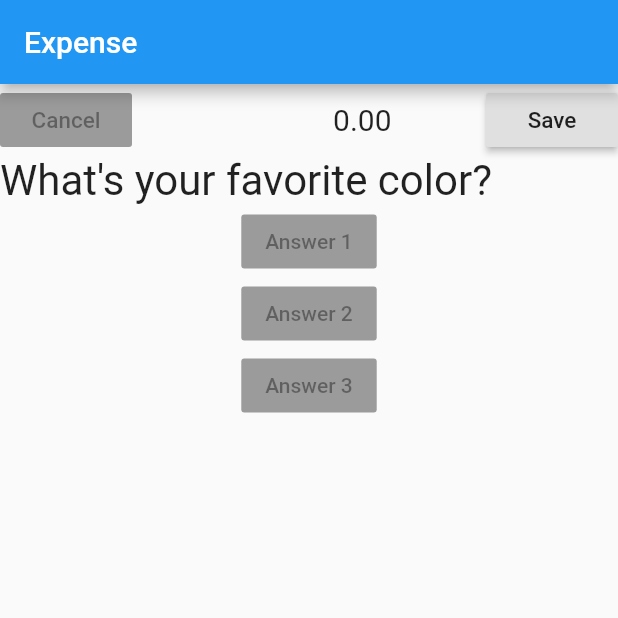
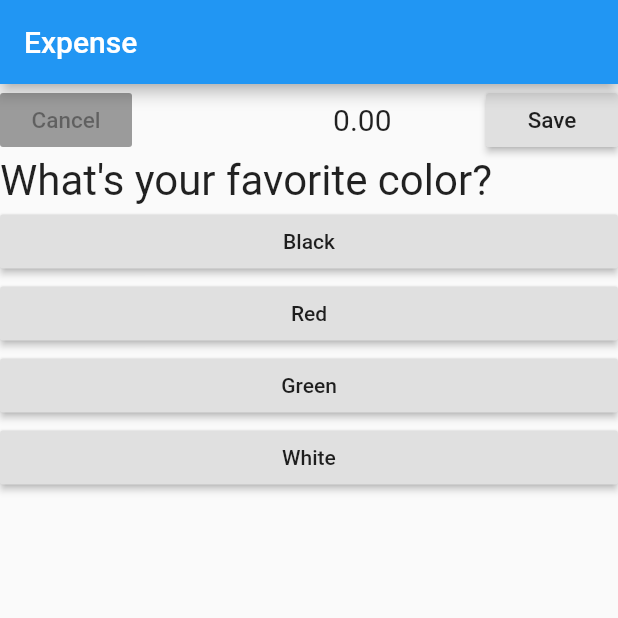
Before and after one commit to oscarzhou/flutter_try, a Flutter app: the screen it shows after launch, on a phone screen of 412 x 824 dp, the top half of it. Run offline on Flutter 3.47's test engine with Material 2 defaults, Android fonts, the phone set to English and light mode, and no system bars; our stand-ins replace flutter_masked_text.

Commit message:
Add Answer widget

```diff
--- /dev/null
+++ b/lib/answer.dart
@@ -0,0 +1,19 @@
+import 'package:flutter/cupertino.dart';
+import 'package:flutter/material.dart';
+
+class Answer extends StatelessWidget {
+  final String answer;
+  final Function pressedHandler;
+
+  Answer(this.answer, this.pressedHandler);
+
+  @override
+  Widget build(BuildContext context) {
+    return Container(
+        width: double.infinity,
+        child: RaisedButton(
+          child: Text(answer),
+          onPressed: pressedHandler,
+        ));
+  }
+}
--- a/lib/main.dart
+++ b/lib/main.dart
@@ -2,6 +2,7 @@ import 'dart:ui' as prefix0;
 import 'package:flutter/material.dart';
 import 'package:flutter/services.dart';
 import 'package:flutter_masked_text/flutter_masked_text.dart';
+import 'package:flutter_try/answer.dart';
 import './question.dart';
 
 void main() => runApp(MyApp());
@@ -54,6 +55,17 @@ class _MyHomePageState extends State<MyHomePage> {
   final _controller =
       MoneyMaskedTextController(decimalSeparator: '.', thousandSeparator: ',');
 
+  final questions = const [
+    {
+      'questionText': 'What\'s your favorite color?',
+      'answers': ['Black', 'Red', 'Green', 'White'],
+    },
+    {
+      'questionText': 'What\'s your favorite animal?',
+      'answers': ['Dog', 'Cat', 'Rabbit', 'Bird'],
+    }
+  ];
+
   void _answerQuestion() {
     setState(() {
       _questionIndex = _questionIndex + 1;
@@ -63,24 +75,14 @@ class _MyHomePageState extends State<MyHomePage> {
 
   @override
   Widget build(BuildContext context) {
-    var questions = [
-      {
-        'questionText': 'What\'s your favorite color?',
-        'answer': ['Black', 'Red', 'Green', 'White'],
-      },
-      {
-        'questionText': 'What\'s your favorite animal?',
-        'answer': ['Dog', 'Cat', 'Rabbit', 'Bird'],
-      }
-    ];
-
     return Scaffold(
       appBar: AppBar(
         // Here we take the value from the MyHomePage object that was created by
         // the App.build method, and use it to set our appbar title.
         title: Text(widget.title),
       ),
-      body: Column(
+      body: _questionIndex < questions.length
+          ? Column(
               mainAxisAlignment: MainAxisAlignment.start,
               children: <Widget>[
                 Row(
@@ -142,19 +144,14 @@ class _MyHomePageState extends State<MyHomePage> {
                   ],
                 ),
                 Question(questions[_questionIndex]["questionText"]),
-          RaisedButton(
-            onPressed: null,
-            child: Text('Answer 1'),
-          ),
-          RaisedButton(
-            onPressed: null,
-            child: Text('Answer 2'),
-          ),
-          RaisedButton(
-            onPressed: null,
-            child: Text('Answer 3'),
-          ),
+                ...(questions[_questionIndex]['answers'] as List<String>)
+                    .map((answer) {
+                  return Answer(answer, _answerQuestion);
+                }).toList(),
               ],
+            )
+          : Center(
+              child: Text('You did it'),
             ),
       // This trailing comma makes auto-formatting nicer for build methods.
     );
--- a/pubspec.yaml
+++ b/pubspec.yaml
@@ -14,7 +14,7 @@ description: A new Flutter project.
 version: 1.0.0+1
 
 environment:
-  sdk: ">=2.1.0 <3.0.0"
+  sdk: ">=2.2.0 <3.0.0"
 
 dependencies:
   flutter:
```
Lines whose indentation alone changed are shown as unchanged.
